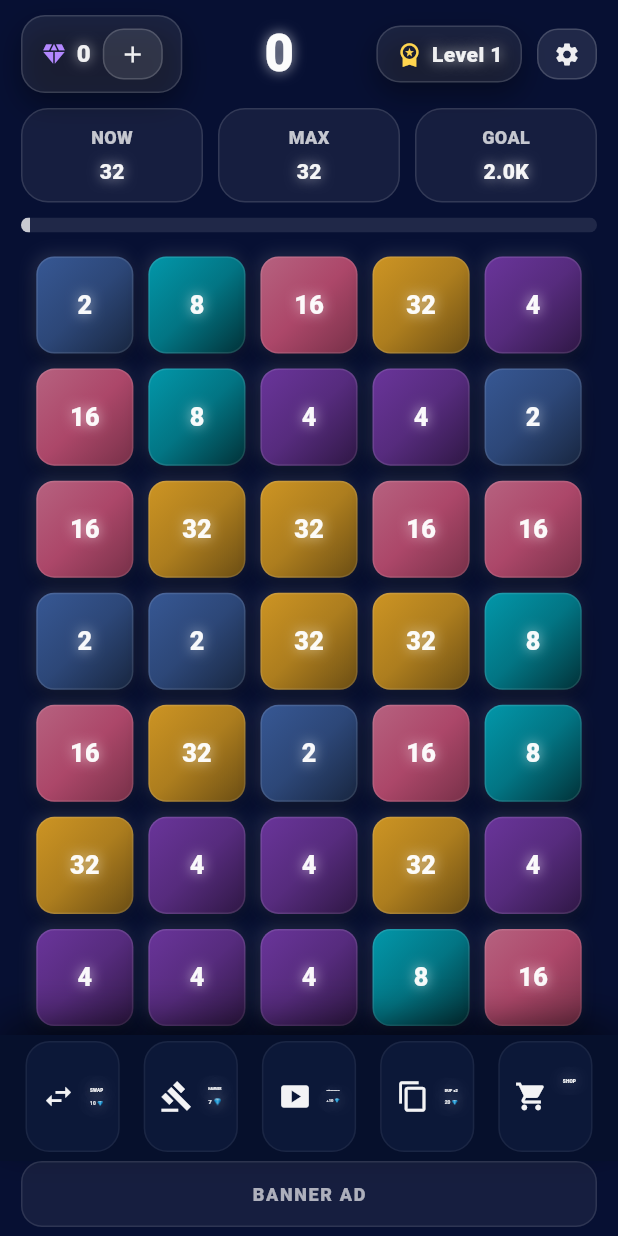
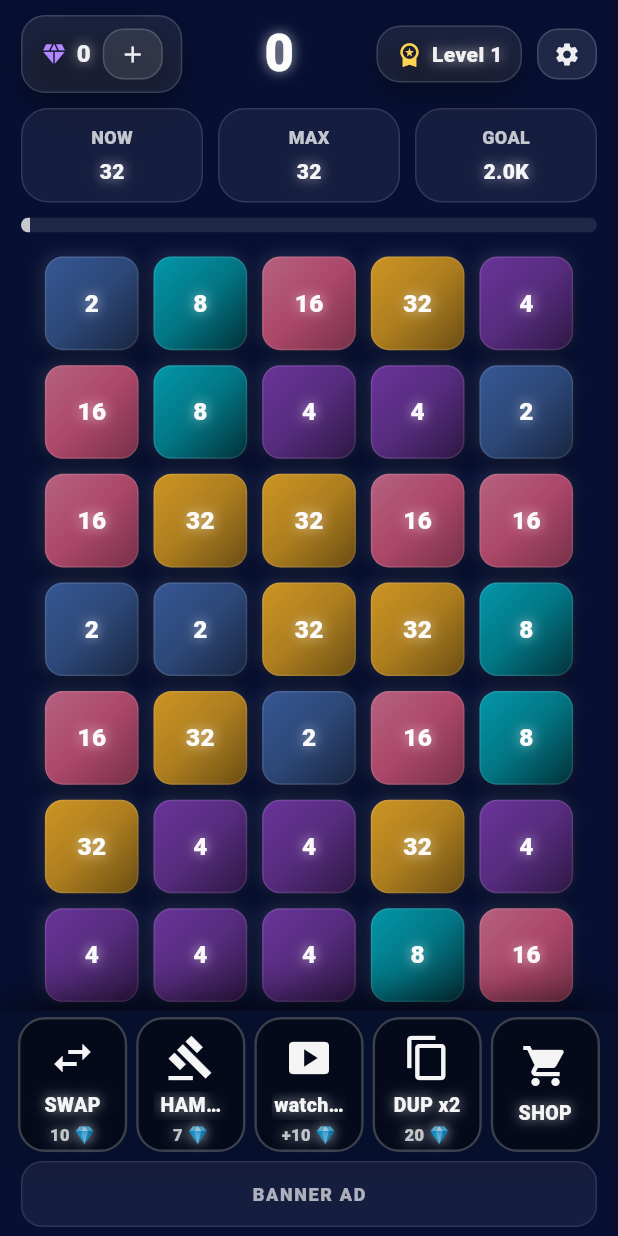
Before and after one commit to vlkntskrn/Merge-Blocks, a Flutter app: the screen it shows after launch, on a phone screen of 412 x 824 dp. Run offline on Flutter 3.47's test engine with Material 3 defaults, Android fonts, the phone set to English and light mode, and no system bars.

Commit message:
Update main.dart

```diff
--- a/lib/main.dart
+++ b/lib/main.dart
@@ -1402,6 +1402,7 @@ Widget _buildBoard() {
   );
 }
 
+
   Widget _actionButton({
     required IconData icon,
     required String label,
@@ -1413,75 +1414,63 @@ Widget _buildBoard() {
     bool showSub = true,
   }) {
     final scale = uiScale;
-    final h = height ?? (74.0 * scale);
-
-    return Expanded(
-      child: GestureDetector(
+
+    // Bigger, finger-friendly controls for portrait phones.
+    final h = height ?? (90.0 * scale).clamp(82.0, 104.0);
+    final iconSize = (32.0 * scale).clamp(26.0, 38.0);
+    final hasSub = sub != null && sub!.trim().isNotEmpty;
+
+    final borderColor = (active ? Colors.white : Colors.white.withOpacity(0.22));
+    final bg = Colors.black.withOpacity(active ? 0.56 : 0.40);
+
+    return GestureDetector(
       behavior: HitTestBehavior.opaque,
       onTap: onTap,
       child: AnimatedContainer(
-          duration: const Duration(milliseconds: 120),
+        duration: const Duration(milliseconds: 140),
+        curve: Curves.easeOutCubic,
         height: h,
-          margin: EdgeInsets.symmetric(horizontal: 5 * scale),
-          padding: EdgeInsets.symmetric(horizontal: 10 * scale, vertical: 10 * scale),
+        padding: EdgeInsets.symmetric(horizontal: 10.0 * scale, vertical: 10.0 * scale),
         decoration: BoxDecoration(
-            color: active ? const Color(0xFF1B2A57).withOpacity(0.90) : const Color(0xFF0E1A3B).withOpacity(0.78),
-            borderRadius: BorderRadius.circular(16 * scale),
-            border: Border.all(color: active ? const Color(0xFF7DF9FF).withOpacity(0.60) : Colors.white.withOpacity(0.06)),
+          borderRadius: BorderRadius.circular(18),
+          color: bg,
+          border: Border.all(color: borderColor, width: 1.6),
           boxShadow: [
             if (active)
               BoxShadow(
-                  color: const Color(0xFF7DF9FF).withOpacity(0.20),
-                  blurRadius: 18 * scale,
+                color: Colors.white.withOpacity(0.18),
+                blurRadius: 18,
                 spreadRadius: 1,
-                )
-            ],
-          ),
-          child: Row(
-            mainAxisAlignment: MainAxisAlignment.center,
+              ),
+          ],
+        ),
+        child: Center(
+          child: Column(
+            mainAxisSize: MainAxisSize.min,
             children: [
-              Icon(icon, size: 22 * scale, color: Colors.white.withOpacity(0.95)),
-              SizedBox(width: 10 * scale),
-              Expanded(
-                child: Column(
-                  mainAxisAlignment: MainAxisAlignment.center,
-                  crossAxisAlignment: CrossAxisAlignment.center,
-                  children: [
+              Icon(icon, size: iconSize, color: Colors.white.withOpacity(0.96)),
+              if (showLabel) SizedBox(height: 6.0 * scale),
               if (showLabel)
-                      FittedBox(
-                        fit: BoxFit.scaleDown,
-                        child: Text(
+                Text(
                   label,
+                  textAlign: TextAlign.center,
                   maxLines: 1,
                   overflow: TextOverflow.ellipsis,
+                  style: _neon((13.0 * scale).clamp(12.0, 16.0), opacity: 0.95),
+                ),
+              if (showSub && hasSub) SizedBox(height: 2.0 * scale),
+              if (showSub && hasSub)
+                Text(
+                  sub!,
                   textAlign: TextAlign.center,
-                          style: _neon(12 * scale, opacity: 0.96),
-                        ),
-                      ),
-                    if (showSub && sub != null) ...[
-                      SizedBox(height: 4 * scale),
-                      FittedBox(
-                        fit: BoxFit.scaleDown,
-                        child: Text(
-                          sub,
-                          maxLines: 1,
-                          overflow: TextOverflow.ellipsis,
-                          textAlign: TextAlign.center,
-                          style: _neon(12 * scale, opacity: 0.86),
-                        ),
-                      ),
-                    ],
-                  ],
-                ),
-              ),
-            ],
-          ),
-        ),
-      ),
-    );
-  }
-
-  // ===== Sheets / dialogs =====
+                  style: _neon((11.0 * scale).clamp(10.0, 13.0), opacity: 0.72),
+                ),
+            ],
+          ),
+        ),
+      ),
+    );
+  }
 
 void _openShopSheet() {
     showModalBottomSheet(
```
Lines whose indentation alone changed are shown as unchanged.
